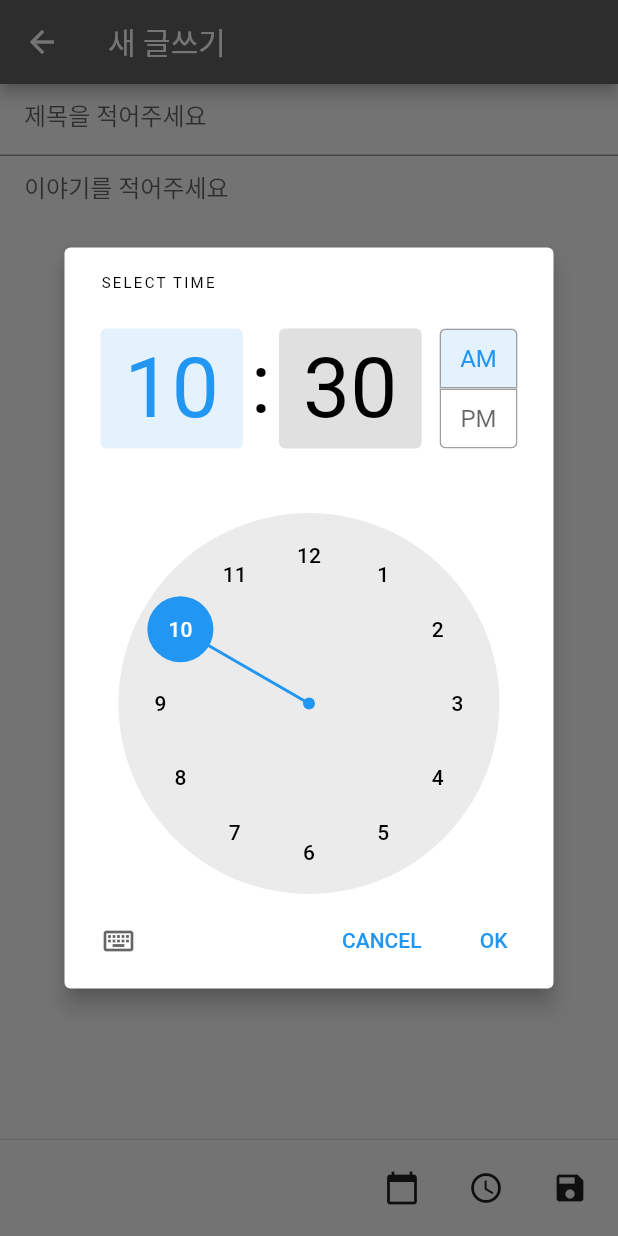
After one commit to ChangJoo-Park/story_app, a Flutter app: the ComposePage screen opened directly, after a tap on the "access time" icon, on a phone screen of 412 x 824 dp. The commit adds this screen. Run offline on Flutter 3.47's test engine with Material 2 defaults, Android fonts, the phone set to English and light mode, and no system bars; our stand-ins replace get; missing offline and left inert: front_matter.

Commit message:
WIP compose

```diff
--- /dev/null
+++ b/lib/pages/compose.dart
@@ -0,0 +1,148 @@
+import 'dart:io';
+
+import 'package:flutter/material.dart';
+import 'package:get/get.dart';
+import 'package:path_provider/path_provider.dart';
+
+class ComposePage extends StatefulWidget {
+  @override
+  _ComposePageState createState() => _ComposePageState();
+}
+
+class _ComposePageState extends State<ComposePage> {
+  final _formKey = GlobalKey<FormState>();
+  String title = '';
+  String description = '';
+  DateTime date;
+  TimeOfDay timeOfDay;
+
+  @override
+  Widget build(BuildContext context) {
+    return Scaffold(
+      appBar: AppBar(
+        title: Text('새 글쓰기'),
+      ),
+      persistentFooterButtons: [
+        IconButton(
+          icon: Icon(Icons.calendar_today),
+          onPressed: () {
+            showDatePicker(
+              context: context,
+              firstDate: DateTime.now().subtract(Duration(days: 365 * 10)),
+              lastDate: DateTime.now().add(Duration(days: 365 * 10)),
+              initialDate: DateTime.now(),
+            ).then((newDate) {
+              if (newDate == null) {
+                return;
+              }
+              setState(() {
+                date = newDate;
+              });
+            });
+          },
+        ),
+        IconButton(
+          icon: Icon(Icons.access_time),
+          onPressed: () {
+            showTimePicker(
+              context: context,
+              initialTime: TimeOfDay.now(),
+            ).then((newTime) {
+              if (newTime == null) {
+                return;
+              }
+              setState(() {
+                timeOfDay = newTime;
+              });
+            }).catchError((e) {
+              print(e);
+            });
+          },
+        ),
+        // IconButton(
+        //   icon: Icon(Icons.photo),
+        //   onPressed: () {
+        //     Get.back();
+        //   },
+        // ),
+        IconButton(
+          icon: Icon(Icons.save),
+          onPressed: () async {
+            // Keyboard Hide
+            FocusScope.of(context).unfocus();
+            // 여기서 조립
+            _formKey.currentState.save();
+            final directory = await getApplicationDocumentsDirectory();
+            final filename = DateTime.now().toUtc();
+            final path = '${directory.path}/notes/$filename.txt';
+            File(path).createSync();
+            File(path).writeAsStringSync('''---
+title: "$title"
+excerpt: "$excerpt"
+datetime: "${DateTime.now().toUtc()}"
+images: ""
+---
+$description''');
+            Get.back();
+          },
+        ),
+      ],
+      body: ScrollConfiguration(
+        behavior: NoGlowScrollBehavior(),
+        child: Form(
+          key: _formKey,
+          child: Flex(
+            direction: Axis.vertical,
+            children: [
+              Expanded(
+                flex: 0,
+                child: TextFormField(
+                  cursorColor: Colors.black,
+                  textInputAction: TextInputAction.next,
+                  decoration: InputDecoration(
+                    hintText: '제목을 적어주세요',
+                    contentPadding: const EdgeInsets.only(
+                        left: 16, right: 16, top: 8, bottom: 16),
+                  ),
+                  onSaved: (value) => setState(() => title = value),
+                ),
+              ),
+              Expanded(
+                flex: 1,
+                child: TextFormField(
+                  cursorColor: Colors.black,
+                  decoration: InputDecoration(
+                    hintText: "이야기를 적어주세요",
+                    border: InputBorder.none,
+                    contentPadding: const EdgeInsets.only(
+                        left: 16, right: 16, top: 8, bottom: 16),
+                  ),
+                  keyboardType: TextInputType.multiline,
+                  maxLines: 99999,
+                  autofocus: false,
+                  onSaved: (value) => setState(() => description = value),
+                ),
+              )
+            ],
+          ),
+        ),
+      ),
+    );
+  }
+
+  String get excerpt {
+    String plainText = description.split('\n').join();
+    if (plainText.length > 300) {
+      plainText = plainText.substring(0, 300);
+    }
+    return plainText;
+  }
+}
+
+class NoGlowScrollBehavior extends ScrollBehavior {
+  @override
+  Widget buildViewportChrome(
+      BuildContext context, Widget child, AxisDirection axisDirection) {
+    return child;
+  }
+}
```
Also changed, not shown: lib/main.dart (+185 -93 lines), pubspec.yaml (+8 -6 lines), pubspec.lock, 7 other files.
